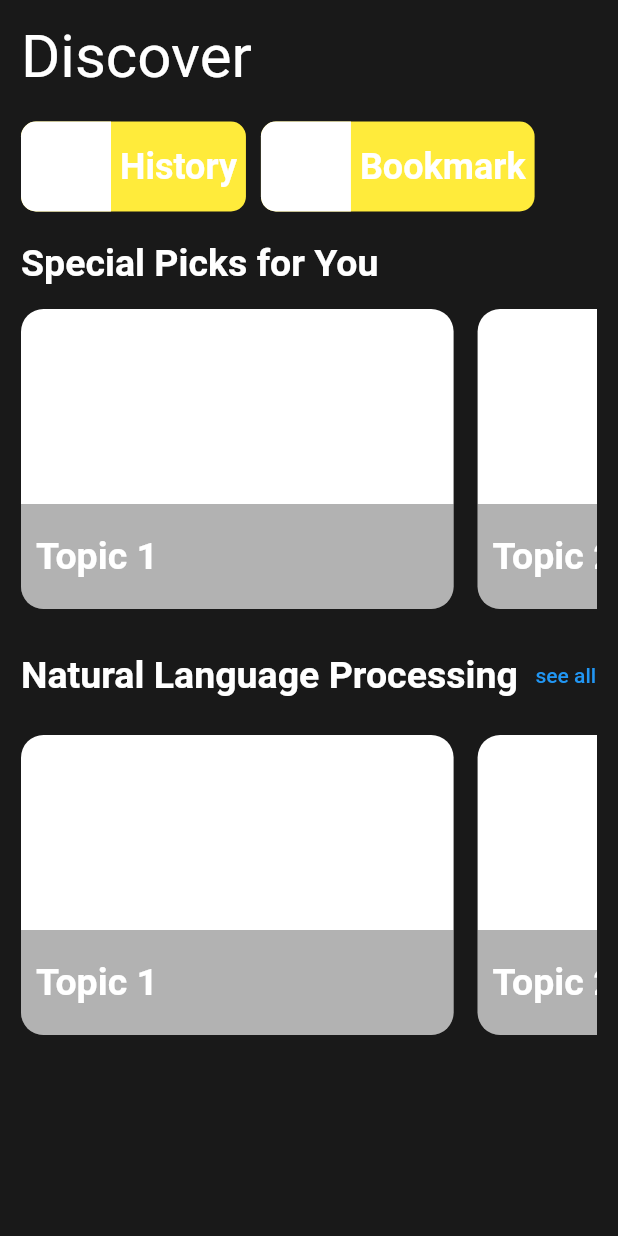
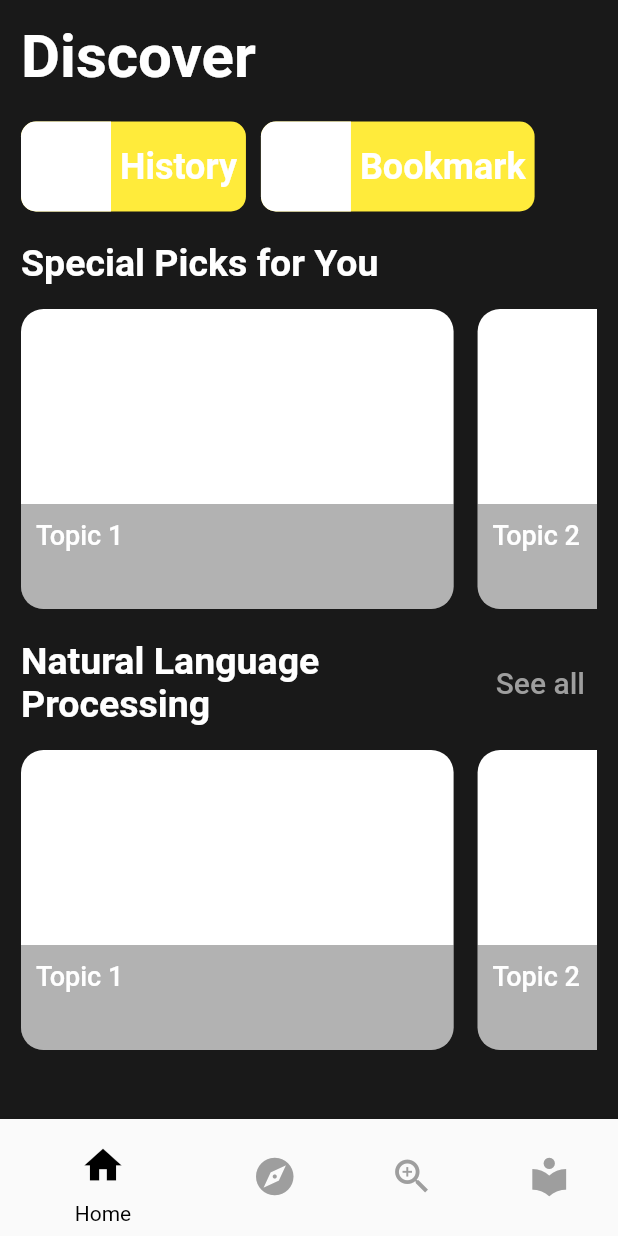
Before and after one commit to ogpeprah1/further-app-clone, a Flutter app: the DiscoverScreen screen opened directly, on a phone screen of 412 x 824 dp. Run offline on Flutter 3.47's test engine with Material 2 defaults, Android fonts, the phone set to English and light mode, and no system bars.

Commit message:
under dev

```diff
--- a/lib/components/TopicCard.dart
+++ b/lib/components/TopicCard.dart
@@ -22,7 +22,7 @@ class TopicCard extends StatelessWidget {
         ),
         // Blurred Container
         Container(
-          alignment: Alignment.centerLeft,
+          alignment: Alignment.topLeft,
           padding: EdgeInsets.all(10),
           height: 70.0,
           width: MediaQuery.sizeOf(context).width * 0.7,
@@ -35,8 +35,8 @@ class TopicCard extends StatelessWidget {
           child: Text(
             title,
             style: TextStyle(
-                fontSize: 25.0,
-                fontWeight: FontWeight.bold,
+                fontSize: 18.0,
+                fontWeight: FontWeight.w500,
                 color: Colors.white),
           ),
         ),
--- a/lib/components/bottomNav.dart
+++ b/lib/components/bottomNav.dart
@@ -1,6 +1,7 @@
 import 'package:flutter/material.dart';
 import 'package:further_app_clone/screens/DiscoverScreen.dart';
 import 'package:further_app_clone/screens/HomeScreen.dart';
+import 'package:further_app_clone/screens/SearchScreen.dart';
 
 class BottomNav extends StatelessWidget {
   const BottomNav({Key? key});
@@ -8,8 +9,8 @@ class BottomNav extends StatelessWidget {
   @override
   Widget build(BuildContext context) {
     return BottomNavigationBar(
-      backgroundColor: Colors.black,
-      selectedItemColor: Colors.white,
+      iconSize: 30,
+      fixedColor: Colors.black,
       unselectedItemColor: Colors.grey,
       items: [
         BottomNavigationBarItem(
@@ -31,11 +32,17 @@ class BottomNav extends StatelessWidget {
           label: "Discover",
         ),
         BottomNavigationBarItem(
-          icon: Icon(Icons.search),
+          icon: IconButton(
+            onPressed: () {
+              Navigator.push(context,
+                  MaterialPageRoute(builder: (context) => SearchScreen()));
+            },
+            icon: Icon(Icons.zoom_in),
+          ),
           label: "Search",
         ),
         BottomNavigationBarItem(
-          icon: Icon(Icons.library_add),
+          icon: Icon(Icons.local_library),
           label: "Library",
         )
       ],
--- a/lib/main.dart
+++ b/lib/main.dart
@@ -1,6 +1,9 @@
 // ignore_for_file: prefer_const_constructors
 
 import 'package:flutter/material.dart';
+import 'package:further_app_clone/screens/DiscoverScreen.dart';
+import 'package:further_app_clone/screens/HomeScreen.dart';
+import 'package:further_app_clone/screens/SearchScreen.dart';
 import 'package:further_app_clone/screens/welcomeScreen.dart';
 
 void main() => runApp(MyApp());
@@ -15,7 +18,6 @@ class MyApp extends StatelessWidget {
         scaffoldBackgroundColor: const Color.fromARGB(
             255, 25, 25, 25), // Set background color to black
         textTheme: TextTheme(
-          bodyText1: TextStyle(color: Colors.white), // Set text color to white
           bodyText2: TextStyle(color: Colors.white), // Set text color to white
           // Add more text styles as needed
         ),
--- a/lib/screens/DiscoverScreen.dart
+++ b/lib/screens/DiscoverScreen.dart
@@ -1,21 +1,23 @@
 // ignore_for_file: prefer_const_constructors
 
 import 'package:flutter/material.dart';
+import 'package:further_app_clone/components/bottomNav.dart';
 
 import '../components/TopicCard.dart';
 
 class DiscoverScreen extends StatelessWidget {
+  const DiscoverScreen({super.key});
+
   @override
   Widget build(BuildContext context) {
     return Scaffold(
       body: Padding(
         padding: const EdgeInsets.all(14.0),
-        child: Column(
-          crossAxisAlignment: CrossAxisAlignment.start,
+        child: ListView(
           children: [
             Text(
               'Discover',
-              style: TextStyle(fontSize: 40),
+              style: TextStyle(fontSize: 40, fontWeight: FontWeight.bold),
             ),
             SizedBox(
               height: 20,
@@ -94,10 +96,16 @@ class DiscoverScreen extends StatelessWidget {
                 child: Row(
                   children: [
                     // Topic 1
-                    TopicCard(imagePath: 'assets/topic1.jpg', title: 'Topic 1'),
+                    TopicCard(
+                      imagePath: 'assets/topic1.jpg',
+                      title: 'Topic 1',
+                    ),
                     SizedBox(width: 16.0),
                     // Topic 2
-                    TopicCard(imagePath: 'assets/topic2.jpg', title: 'Topic 2'),
+                    TopicCard(
+                      imagePath: 'assets/topic2.jpg',
+                      title: 'Topic 2',
+                    ),
                     // Add more TopicCard widgets as needed
                   ],
                 ),
@@ -107,12 +115,22 @@ class DiscoverScreen extends StatelessWidget {
               height: 20,
             ),
             Row(
+              mainAxisAlignment: MainAxisAlignment.spaceBetween,
               children: [
-                Text(
-                  'Natural Language Processing',
-                  style: TextStyle(fontSize: 25.0, fontWeight: FontWeight.bold),
+                SizedBox(
+                  width: MediaQuery.sizeOf(context).width * 0.7,
+                  child: Text(
+                    'Natural Language Processing',
+                    style:
+                        TextStyle(fontSize: 25.0, fontWeight: FontWeight.bold),
+                  ),
                 ),
-                TextButton(onPressed: () {}, child: Text("see all"))
+                TextButton(
+                    onPressed: () {},
+                    child: Text(
+                      "See all",
+                      style: TextStyle(color: Colors.grey, fontSize: 20),
+                    ))
               ],
             ),
             SizedBox(height: 16.0),
@@ -125,10 +143,16 @@ class DiscoverScreen extends StatelessWidget {
                 child: Row(
                   children: [
                     // Topic 1
-                    TopicCard(imagePath: 'assets/topic1.jpg', title: 'Topic 1'),
+                    TopicCard(
+                      imagePath: 'assets/topic1.jpg',
+                      title: 'Topic 1',
+                    ),
                     SizedBox(width: 16.0),
                     // Topic 2
-                    TopicCard(imagePath: 'assets/topic2.jpg', title: 'Topic 2'),
+                    TopicCard(
+                      imagePath: 'assets/topic2.jpg',
+                      title: 'Topic 2',
+                    ),
                     // Add more TopicCard widgets as needed
                   ],
                 ),
@@ -137,6 +161,7 @@ class DiscoverScreen extends StatelessWidget {
           ],
         ),
       ),
+      bottomNavigationBar: BottomNav(),
     );
   }
 }
--- a/lib/screens/Sign_in_screen.dart
+++ b/lib/screens/Sign_in_screen.dart
@@ -14,6 +14,9 @@ class SignInScreen extends StatefulWidget {
 class _SignInScreenState extends State<SignInScreen> {
   final TextEditingController _passwordController = TextEditingController();
   bool _obscureText = true;
+
+  final TextEditingController _emailController = TextEditingController();
+
   @override
   Widget build(BuildContext context) {
     return Scaffold(
@@ -43,6 +46,7 @@ class _SignInScreenState extends State<SignInScreen> {
               height: 50,
             ),
             TextField(
+              controller: _emailController,
               decoration: InputDecoration(
                 prefixIcon: Icon(Icons.email_outlined),
                 prefixIconColor: Colors.grey,
@@ -114,6 +118,8 @@ class _SignInScreenState extends State<SignInScreen> {
               onPressed: () {
                 Navigator.push(context,
                     MaterialPageRoute(builder: (context) => HomeScreen()));
+                print(
+                    "Email: ${_emailController.text} Password: ${_passwordController.text}");
               },
               style: ElevatedButton.styleFrom(
                   fixedSize: Size(MediaQuery.sizeOf(context).width, 50),
--- a/lib/screens/welcomeScreen.dart
+++ b/lib/screens/welcomeScreen.dart
@@ -3,7 +3,6 @@
 import 'package:flutter/material.dart';
 import 'package:further_app_clone/screens/Sign_in_screen.dart';
 import 'package:further_app_clone/screens/TopicsScreen.dart';
-
 
 class WelcomeScreen extends StatelessWidget {
   @override
```
Also changed, not shown: lib/components/DismissibleTopic.dart (+115 -5 lines), lib/screens/HomeScreen.dart (+8 -4 lines), lib/screens/SearchScreen.dart (added, +99 -0 lines).
